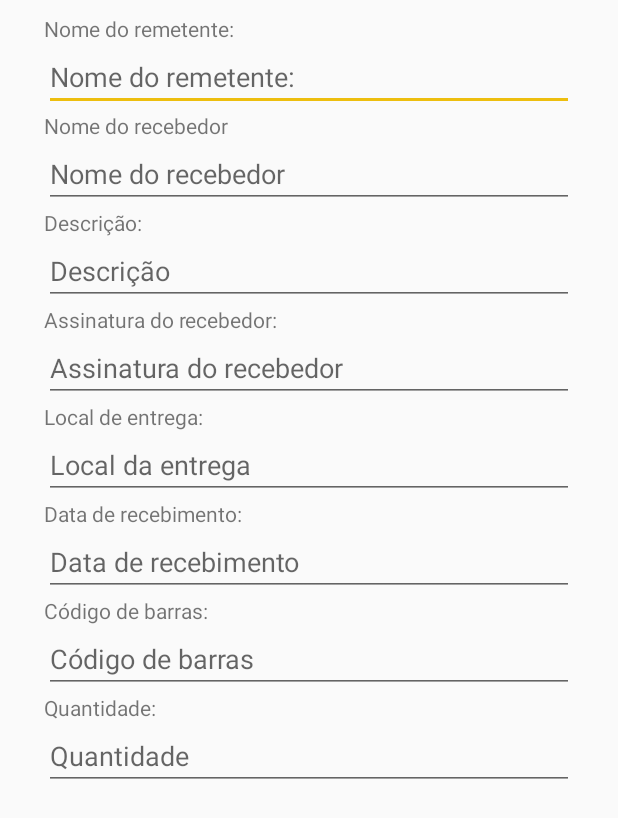
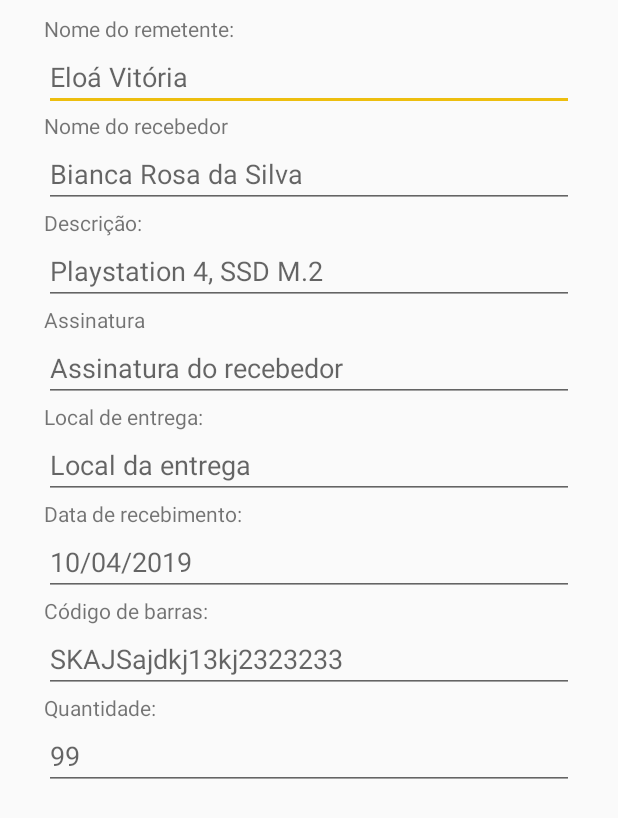
Before and after one commit to wendreof/logisticsApp, an Android app: the layout form.xml on its own in the app's theme, with its tools: preview values and no code run, on a phone screen of 412 x 824 dp. Shown: the top 818 px of the screen. Run offline under Robolectric (Android 15) with nearby library versions, the phone set to English and light mode, and no system bars.

Commit message:
Some improvements

```diff
--- a/app/src/main/res/layout/form.xml
+++ b/app/src/main/res/layout/form.xml
@@ -17,7 +17,8 @@
             android:layout_height="wrap_content"
             android:layout_marginLeft="20dp"
             android:layout_marginRight="20dp"
-            android:hint="@string/nome_do_remetente" />
+            android:inputType="text"
+            android:hint="@string/hint_remetente" />
 
     <TextView android:layout_width="wrap_content"
               android:layout_height="wrap_content"
@@ -31,7 +32,8 @@
             android:layout_height="wrap_content"
             android:layout_marginLeft="20dp"
             android:layout_marginRight="20dp"
-            android:hint="@string/nome_do_recebedor" />
+            android:inputType="text"
+            android:hint="@string/hint_recebedor" />
 
     <TextView android:layout_width="wrap_content"
               android:layout_height="wrap_content"
@@ -45,18 +47,20 @@
             android:layout_height="wrap_content"
             android:layout_marginLeft="20dp"
             android:layout_marginRight="20dp"
-            android:hint="Descrição" />
+            android:inputType="text"
+            android:hint="@string/hint_descricao" />
 
     <TextView android:layout_width="wrap_content"
               android:layout_height="wrap_content"
               android:layout_marginLeft="20dp"
               android:layout_marginRight="20dp"
-              android:text="Assinatura do recebedor:"/>
+              android:text="Assinatura"/>
 
     <android.support.design.widget.TextInputEditText
             android:id="@+id/form_assinatura"
             android:layout_width="match_parent"
             android:layout_height="wrap_content"
+            android:inputType="text"
             android:layout_marginLeft="20dp"
             android:layout_marginRight="20dp"
             android:hint="Assinatura do recebedor" />
@@ -72,6 +76,7 @@
             android:layout_width="match_parent"
             android:layout_height="wrap_content"
             android:layout_marginLeft="20dp"
+            android:inputType="text"
             android:layout_marginRight="20dp"
             android:hint="Local da entrega" />
 
@@ -79,15 +84,16 @@
               android:layout_height="wrap_content"
               android:layout_marginLeft="20dp"
               android:layout_marginRight="20dp"
-              android:text="Data de recebimento:"/>
+              android:text="@string/data_de_recebimento"/>
 
     <android.support.design.widget.TextInputEditText
             android:id="@+id/form_dataRecebimento"
             android:layout_width="match_parent"
             android:layout_height="wrap_content"
             android:layout_marginLeft="20dp"
+            android:inputType="date"
             android:layout_marginRight="20dp"
-            android:hint="Data de recebimento" />
+            android:hint="@string/_10_04_2019" />
 
     <TextView android:layout_width="wrap_content"
               android:layout_height="wrap_content"
@@ -101,20 +107,22 @@
             android:layout_height="wrap_content"
             android:layout_marginLeft="20dp"
             android:layout_marginRight="20dp"
-            android:hint="Código de barras" />
+            android:inputType="text"
+            android:hint="@string/hint_cod_barras" />
 
     <TextView android:layout_width="wrap_content"
               android:layout_height="wrap_content"
               android:layout_marginLeft="20dp"
               android:layout_marginRight="20dp"
-              android:text="Quantidade:"/>
+              android:text="@string/quantidade"/>
 
     <android.support.design.widget.TextInputEditText
             android:id="@+id/form_quantidade"
             android:layout_width="match_parent"
             android:layout_height="wrap_content"
             android:layout_marginLeft="20dp"
+            android:inputType="number"
             android:layout_marginRight="20dp"
-            android:hint="Quantidade" />
+            android:hint="@string/hint_quantidade" />
 
 </LinearLayout>
--- a/app/src/main/res/values/strings.xml
+++ b/app/src/main/res/values/strings.xml
@@ -7,4 +7,19 @@
     <string name="location_now">Localização atual:</string>
     <string name="nome_do_remetente">Nome do remetente:</string>
     <string name="nome_do_recebedor">Nome do recebedor</string>
+    <string name="busca_localizacao_sucesso">A busca pela localização foi concluída com sucesso!</string>
+    <string name="buscando_localizacao">Obtendo a localização exata. Por favor, aguarde!</string>
+    <string name="foto_da_assinatura">Foto da Assinatura:</string>
+    <string name="tirar_foto">Tirar foto</string>
+    <string name="copiar_imagem">Copiar Imagem</string>
+    <string name="copiar_localiza_o">Copiar Localização</string>
+    <string name="obter_localiza_o">Obter localização</string>
+    <string name="hint_quantidade">99</string>
+    <string name="quantidade">Quantidade:</string>
+    <string name="hint_cod_barras">SKAJSajdkj13kj2323233</string>
+    <string name="_10_04_2019">10/04/2019</string>
+    <string name="data_de_recebimento">Data de recebimento:</string>
+    <string name="hint_remetente">Eloá Vitória</string>
+    <string name="hint_recebedor">Bianca Rosa da Silva</string>
+    <string name="hint_descricao">Playstation 4, SSD M.2</string>
 </resources>
```
Also changed, not shown: app/src/main/java/com/wendreof/ui/activity/SplashActivity.kt (+14 -14 lines), app/src/main/res/layout/activity_splash.xml (+5 -7 lines).
